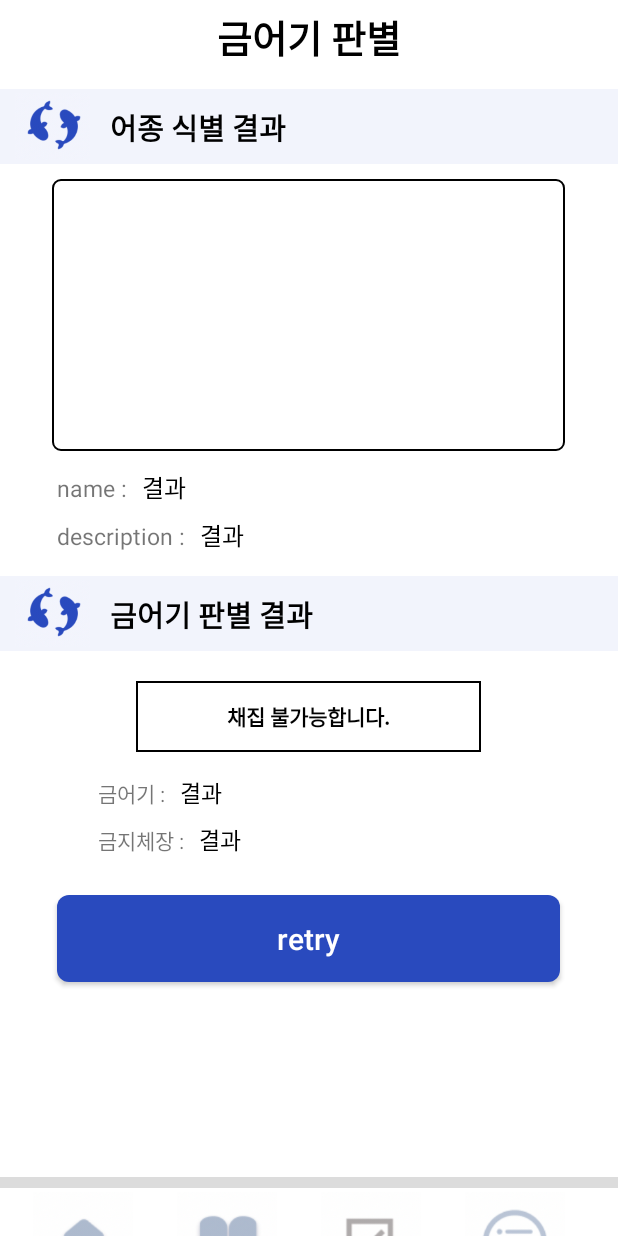
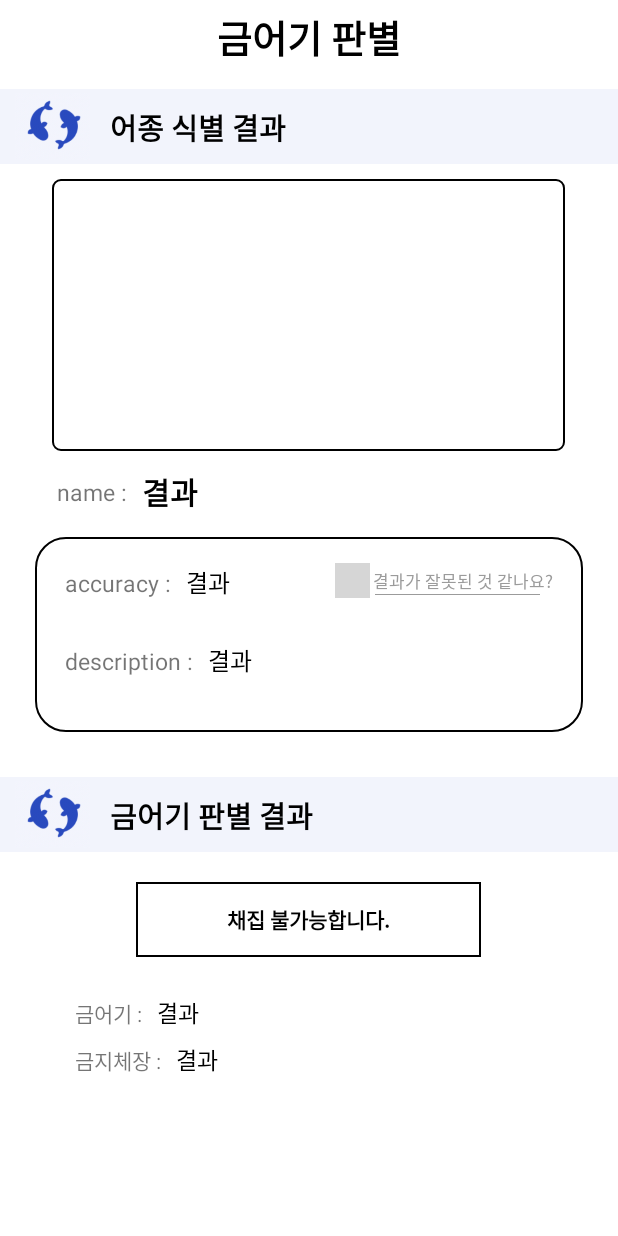
Before and after one commit to Fish-Dectection/frontend-repo, an Android app: the Result screen opened directly, with no data from a screen before it, on a phone screen of 412 x 824 dp. Run offline under Robolectric (Android 15) with nearby library versions, the phone set to English and light mode, and no system bars; 23 statements that could not run were skipped; grey boxes are pictures that could not be loaded.

Commit message:
설정 추가

```diff
--- a/app/src/main/AndroidManifest.xml
+++ b/app/src/main/AndroidManifest.xml
@@ -2,8 +2,8 @@
 <manifest xmlns:android="http://schemas.android.com/apk/res/android"
     xmlns:tools="http://schemas.android.com/tools">
 
-    <uses-permission android:name="android.permission.INTERNET"/>
-    <uses-permission android:name="android.permission.WRITE_EXTERNAL_STORAGE"/>
+    <uses-permission android:name="android.permission.INTERNET" />
+    <uses-permission android:name="android.permission.WRITE_EXTERNAL_STORAGE" />
 
     <application
         android:allowBackup="true"
@@ -11,13 +11,14 @@
         android:fullBackupContent="@xml/backup_rules"
         android:icon="@mipmap/ic_launcher"
         android:label="@string/app_name"
+        android:requestLegacyExternalStorage="true"
         android:supportsRtl="true"
         android:theme="@style/Theme.Fishdetection"
-        tools:targetApi="31"
         android:usesCleartextTraffic="true"
-        android:requestLegacyExternalStorage="true"
-
-    >
+        tools:targetApi="31">
+        <activity
+            android:name=".feedback"
+            android:exported="false" />
         <activity
             android:name=".Result"
             android:exported="false" />
--- /dev/null
+++ b/app/src/main/res/drawable/accuracy_des_border.xml
@@ -0,0 +1,13 @@
+<?xml version="1.0" encoding="utf-8"?>
+<shape xmlns:android="http://schemas.android.com/apk/res/android">
+    <stroke
+        android:width="2px"
+        android:color="@color/black"/>
+    <size
+        android:width="200dp"
+        android:height="60dp" />
+    <corners
+        android:radius="20dp"
+        />
+
+</shape>
--- a/app/src/main/res/layout/activity_result.xml
+++ b/app/src/main/res/layout/activity_result.xml
@@ -53,6 +53,7 @@
         android:id="@+id/inputimage"
         />
 <!-- 어종 이름 결과 리니어 시작   -->
+
     <LinearLayout
         android:layout_width="match_parent"
         android:layout_height="wrap_content"
@@ -64,31 +65,42 @@
             android:text="name :"
             android:textSize="15dp"
             android:layout_marginLeft="38dp"
-            android:layout_marginTop="12dp"/>
+            android:layout_marginTop="10dp"/>
+
         <TextView
             android:layout_width="wrap_content"
             android:layout_height="wrap_content"
             android:text="결과"
-            android:textSize="16dp"
+            android:textSize="20dp"
             android:layout_marginLeft="10dp"
             android:layout_marginTop="12dp"
             android:textColor="@color/black"
+            android:textStyle="bold"
             android:id="@+id/fname"/>
 
     </LinearLayout>
 <!--    어종 이름 결과 끝-->
 <!--    어종 설명 결과 리니어 시작-->
     <LinearLayout
-        android:layout_width="match_parent"
+        android:layout_width="365dp"
+        android:layout_height="130dp"
+        android:orientation="vertical"
+        android:background="@drawable/accuracy_des_border"
+        android:layout_marginTop="15dp"
+        android:layout_gravity="center">
+        <!--    정확도 피즈백 리니어 시작-->
+        <LinearLayout
+            android:layout_width="wrap_content"
             android:layout_height="wrap_content"
-        android:orientation="horizontal">
+            android:orientation="horizontal"
+            android:layout_marginTop="10dp">
 
             <TextView
                 android:layout_width="wrap_content"
                 android:layout_height="wrap_content"
-            android:text="description :"
+                android:text="accuracy :"
                 android:textSize="15dp"
-            android:layout_marginLeft="38dp"
+                android:layout_marginLeft="20dp"
                 android:layout_marginTop="8dp"/>
             <TextView
                 android:layout_width="wrap_content"
@@ -99,6 +111,66 @@
                 android:layout_marginTop="8dp"
                 android:textColor="@color/black"/>
 
+            <ImageView
+                android:layout_width="23dp"
+                android:layout_height="23dp"
+                android:src="@drawable/feedback"
+                android:layout_marginTop="7dp"
+                android:layout_marginLeft="70dp"
+                />
+            <!--    밑줄 리니어 시작-->
+            <LinearLayout
+                android:layout_width="wrap_content"
+                android:layout_height="wrap_content"
+                android:orientation="vertical"
+                android:layout_marginTop="5dp">
+
+                <TextView
+                    android:layout_width="wrap_content"
+                    android:layout_height="wrap_content"
+                    android:text="결과가 잘못된 것 같나요?"
+                    android:textSize="11dp"
+                    android:layout_marginLeft="2dp"
+                    android:layout_marginTop="5dp"
+                    android:textColor="@color/bold_grey"
+                    />
+                <View
+                    android:layout_width="110dp"
+                    android:layout_height="0.6dp"
+                    android:background="@color/bold_grey"
+                    android:layout_marginLeft="3dp"
+                    />
+
+            </LinearLayout>
+            <!--    밑줄 리니어 끝-->
+
+        </LinearLayout>
+        <!--    정확도 피즈백 리니어 끝-->
+        <!--    디스크립션 리니어 시작-->
+        <LinearLayout
+            android:layout_width="wrap_content"
+            android:layout_height="wrap_content"
+            android:orientation="horizontal"
+            android:layout_marginTop="20dp">
+
+            <TextView
+                android:layout_width="wrap_content"
+                android:layout_height="wrap_content"
+                android:text="description :"
+                android:textSize="15dp"
+                android:layout_marginLeft="20dp"
+                android:layout_marginTop="8dp"/>
+            <TextView
+                android:layout_width="wrap_content"
+                android:layout_height="wrap_content"
+                android:text="결과"
+                android:textSize="16dp"
+                android:layout_marginLeft="10dp"
+                android:layout_marginTop="8dp"
+                android:textColor="@color/black"/>
+        </LinearLayout>
+        <!--    디스크립션 리니어 끝-->
+
     </LinearLayout>
 <!--    어종 설명 결과 끝-->
     <!--배너2 시작-->
@@ -107,7 +179,8 @@
         android:layout_height="50dp"
         android:orientation="horizontal"
         android:background="@color/banner"
-        android:layout_marginTop="15dp"
+        android:layout_marginTop="30dp"
+
         >
 
         <ImageView
@@ -131,7 +204,7 @@
     <TextView
         android:id="@+id/possible"
         android:layout_width="230dp"
-        android:layout_height="47dp"
+        android:layout_height="50dp"
         android:layout_gravity="center"
         android:text="채집 가능합니다."
         android:layout_marginTop="20dp"
@@ -144,14 +217,15 @@
     <LinearLayout
         android:layout_width="match_parent"
         android:layout_height="wrap_content"
-        android:orientation="horizontal">
+        android:orientation="horizontal"
+        android:layout_marginTop="10dp">
 
         <TextView
             android:layout_width="wrap_content"
             android:layout_height="wrap_content"
             android:text="금어기 :"
             android:textSize="14dp"
-            android:layout_marginLeft="65dp"
+            android:layout_marginLeft="50dp"
             android:layout_marginTop="15dp"/>
         <TextView
             android:layout_width="wrap_content"
@@ -176,7 +250,7 @@
             android:layout_height="wrap_content"
             android:text="금지체장 :"
             android:textSize="14dp"
-            android:layout_marginLeft="65dp"
+            android:layout_marginLeft="50dp"
             android:layout_marginTop="8dp"/>
         <TextView
             android:layout_width="wrap_content"
@@ -190,18 +264,7 @@
 
     </LinearLayout>
 
-    <Button
-        android:layout_width="335dp"
-        android:layout_height="58dp"
-        android:layout_gravity="center"
-        android:layout_marginTop="25dp"
-        android:background="@drawable/select_button"
-        android:text="retry"
-        android:textColor="@color/white"
-        android:textAllCaps="false"
-        android:textSize="20dp"
-        android:id="@+id/retry"
-        />
+
 
     <!--하단바 시작-->
     <LinearLayout
```
Lines whose indentation alone changed are shown as unchanged.
